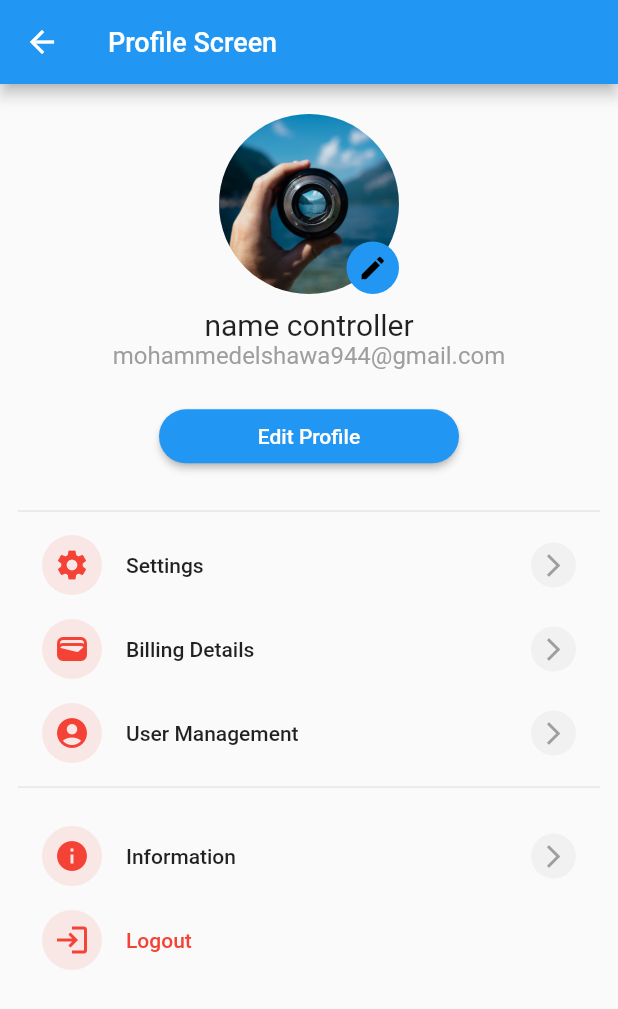
After one commit to Ezz-Al-Moqaied/pal_mail_app, a Flutter app: the ProfileScreen screen opened directly, on a phone screen of 412 x 824 dp. The commit adds this screen. Shown: the top 1009 px of the screen. Run offline on Flutter 3.47's test engine with Material 2 defaults, Android fonts, the phone set to English and light mode, and no system bars; our stand-ins replace animated_splash_screen, flutter_screenutil, fluttertoast, shared_preferences; accounts and stored records are empty; generated files the repository leaves out were written again.

Commit message:
profile screen + update profile information

```diff
--- a/lib/constants/keys.dart
+++ b/lib/constants/keys.dart
@@ -8,4 +8,5 @@ class Keys {
   static const registerUrl = '$baseUrl/register';
   static const mailsUrl = '$baseUrl/mails';
   static const categoriesUrl = '$baseUrl/categories';
+  static const instance = '$baseUrl/categories';
 }
--- a/lib/main.dart
+++ b/lib/main.dart
@@ -6,7 +6,6 @@ import 'package:pal_mail_app/constants/keys.dart';
 import 'package:pal_mail_app/providers/auth_provider.dart';
 import 'package:pal_mail_app/providers/home_provider.dart';
 import 'package:pal_mail_app/screens/auth_screen.dart';
-import 'package:pal_mail_app/screens/home_screen.dart';
 import 'package:pal_mail_app/screens/main_page.dart';
 import 'package:pal_mail_app/screens/splash_screen.dart';
 import 'package:pal_mail_app/services/shared_preferences.dart';
--- /dev/null
+++ b/lib/screens/profile_screen.dart
@@ -0,0 +1,126 @@
+import 'package:flutter/material.dart';
+import 'package:flutter_screenutil/flutter_screenutil.dart';
+import 'package:pal_mail_app/screens/edit_profile_screen.dart';
+import '../widgets/profile_menu.dart';
+
+class ProfileScreen extends StatelessWidget {
+  const ProfileScreen({Key? key}) : super(key: key);
+
+
+  @override
+  Widget build(BuildContext context) {
+    return Scaffold(
+      appBar: AppBar(
+        leading: IconButton(onPressed: () {
+          Navigator.pop(context);
+        },
+            icon: const Icon(Icons.arrow_back)),
+        title: const Text('Profile Screen', style: TextStyle(fontSize: 18)),
+      ),
+      body: SafeArea(
+        child: SingleChildScrollView(
+          child: Container(
+            padding: const EdgeInsets.only(top: 20.0,left: 12,right: 12),
+            child: Column(
+              children: [
+                /// -- IMAGE
+                Stack(
+                  children: [
+                    SizedBox(
+                      width: 120,
+                      height: 120,
+                      child: ClipRRect(
+                          borderRadius: BorderRadius.circular(100),
+                          child: const Image(image: AssetImage('assets/images/1.jpeg'),fit: BoxFit.cover,)),
+                    ),
+                    Positioned(
+                      bottom: 0,
+                      right: 0,
+                      child: Container(
+                        width: 35,
+                        height: 35,
+                        decoration: BoxDecoration(
+                            borderRadius: BorderRadius.circular(100),
+                            color: Colors.blue),
+                        child: const Icon(
+                          Icons.edit,
+                          color: Colors.black,
+                          size: 20,
+                        ),
+                      ),
+                    ),
+                  ],
+                ),
+                SizedBox(height: 10.h,),
+                const Text('name controller',
+                    style: TextStyle(fontSize: 20)),
+                const Text('mohammedelshawa944@gmail.com',
+                    style: TextStyle(fontSize: 16,color: Colors.grey)),
+                const SizedBox(height: 20),
+
+                /// -- BUTTON
+                SizedBox(
+                  width: 200,
+                  child: ElevatedButton(
+                    onPressed: () => Navigator.push(context, MaterialPageRoute(builder: (context)=> UpdateProfileScreen())),
+                    style: ElevatedButton.styleFrom(
+                        backgroundColor: Colors.blue,
+                        side: BorderSide.none,
+                        shape: const StadiumBorder()),
+                    child: const Text('Edit Profile',
+                        style: TextStyle(color: Colors.white)),
+                  ),
+                ),
+                SizedBox(height: 20.h),
+                const Divider(),
+
+                /// -- MENU
+                ProfileMenuWidget(
+                    title: "Settings",
+                    icon: Icons.settings,
+                    onPress: () {}),
+                ProfileMenuWidget(
+                    title: "Billing Details",
+                    icon: Icons.wallet,
+                    onPress: () {}),
+                ProfileMenuWidget(
+                    title: "User Management",
+                    icon: Icons.account_circle_rounded,
+                    onPress: () {}),
+                const Divider(),
+                const SizedBox(height: 10),
+                ProfileMenuWidget(
+                    title: "Information",
+                    icon: Icons.info,
+                    onPress: () {}),
+                ProfileMenuWidget(
+                    title: "Logout",
+                    icon: Icons.login,
+                    textColor: Colors.red,
+                    endIcon: false,
+                    onPress: () {
+                      // Get.defaultDialog(
+                      //   title: "LOGOUT",
+                      //   titleStyle: const TextStyle(fontSize: 20),
+                      //   content: const Padding(
+                      //     padding: EdgeInsets.symmetric(vertical: 15.0),
+                      //     child: Text("Are you sure, you want to Logout?"),
+                      //   ),
+                      //   confirm: Expanded(
+                      //     child: ElevatedButton(
+                      //       onPressed: () {},
+                      //       child: const Text("Yes"),
+                      //     ),
+                      //   ),
+                      //   // cancel: OutlinedButton(
+                      //   //     onPressed: () => Get.back(), child: const Text("No")),
+                      // );
+                    }),
+              ],
+            ),
+          ),
+        ),
+      ),
+    );
+  }
+}
--- /dev/null
+++ b/lib/widgets/profile_menu.dart
@@ -0,0 +1,50 @@
+import 'package:flutter/material.dart';
+
+class ProfileMenuWidget extends StatelessWidget {
+  const ProfileMenuWidget({
+    Key? key,
+    required this.title,
+    required this.icon,
+    required this.onPress,
+    this.endIcon = true,
+    this.textColor,
+  }) : super(key: key);
+
+  final String title;
+  final IconData icon;
+  final VoidCallback onPress;
+  final bool endIcon;
+  final Color? textColor;
+
+  @override
+  Widget build(BuildContext context) {
+
+    var isDark = MediaQuery.of(context).platformBrightness == Brightness.dark;
+    var iconColor = isDark ? Colors.lightBlueAccent : Colors.red;
+
+    return ListTile(
+      onTap: onPress,
+      leading: Container(
+        width: 40,
+        height: 40,
+        decoration: BoxDecoration(
+          borderRadius: BorderRadius.circular(100),
+          color: iconColor.withOpacity(0.1),
+        ),
+        child: Icon(icon, color: iconColor),
+      ),
+      title: Text(title, style: Theme.of(context).textTheme.bodyText1?.apply(color: textColor)),
+      trailing: endIcon? Container(
+          width: 30,
+          height: 30,
+          decoration: BoxDecoration(
+            borderRadius: BorderRadius.circular(100),
+            color: Colors.grey.withOpacity(0.1),
+          ),
+          child: const Icon(
+              Icons.arrow_forward_ios,
+              size: 18.0,
+              color: Colors.grey)) : null,
+    );
+  }
+}
--- a/pubspec.yaml
+++ b/pubspec.yaml
@@ -44,6 +44,7 @@ dependencies:
   fluttertoast: ^8.2.2
   intl: ^0.18.0
   hexcolor: ^3.0.1
+  image_picker: ^0.8.4
 
 flutter_launcher_icons:
   android: "launcher_icon"
```
Also changed, not shown: lib/controller/categories_controller.dart (deleted, +0 -23 lines), lib/controller/new_inbox_controller.dart (+11 -2 lines), lib/models/category_modl.dart (renamed from lib/models/categories_model.dart, +5 -5 lines), lib/providers/category_provider.dart (added, +46 -0 lines), lib/screens/categories_screen.dart (deleted, +0 -91 lines), lib/screens/drawer_screen.dart (+69 -0 lines), lib/screens/edit_profile_screen.dart (added, +120 -0 lines), lib/screens/setting_screen.dart (added, +10 -0 lines), lib/widgets/bottom_sheet_widget.dart (+3 -9 lines), lib/widgets/category_bottomSheet.dart (added, +128 -0 lines), assets/images/1.jpeg (added), pubspec.lock.
